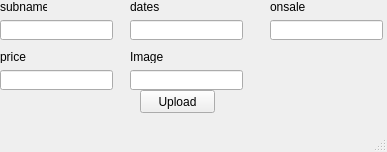
Above: ui/uploader.ui from zenith110/pubsub_api before the change. Below: the same form after it.
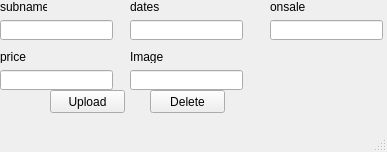
That is the form after the change.

Commit message: Added a delete option, and a allsubs route for all the sub names

```diff
--- a/ui/uploader.ui
+++ b/ui/uploader.ui
@@ -47,7 +47,7 @@
    <widget class="QPushButton" name="upload">
     <property name="geometry">
      <rect>
-      <x>140</x>
+      <x>50</x>
       <y>90</y>
       <width>75</width>
       <height>23</height>
@@ -142,6 +142,19 @@
      <string>Image</string>
     </property>
    </widget>
+   <widget class="QPushButton" name="delete_2">
+    <property name="geometry">
+     <rect>
+      <x>150</x>
+      <y>90</y>
+      <width>75</width>
+      <height>23</height>
+     </rect>
+    </property>
+    <property name="text">
+     <string>Delete</string>
+    </property>
+   </widget>
   </widget>
   <widget class="QMenuBar" name="menubar">
    <property name="geometry">
```
The commit also changes 3 other files.
